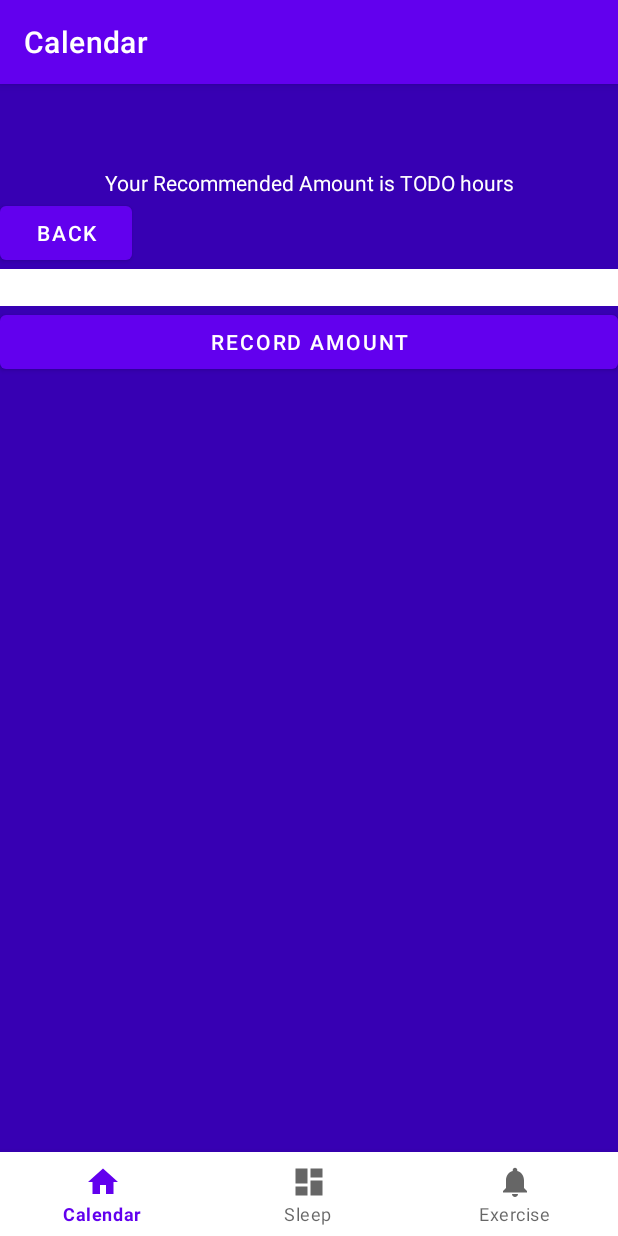
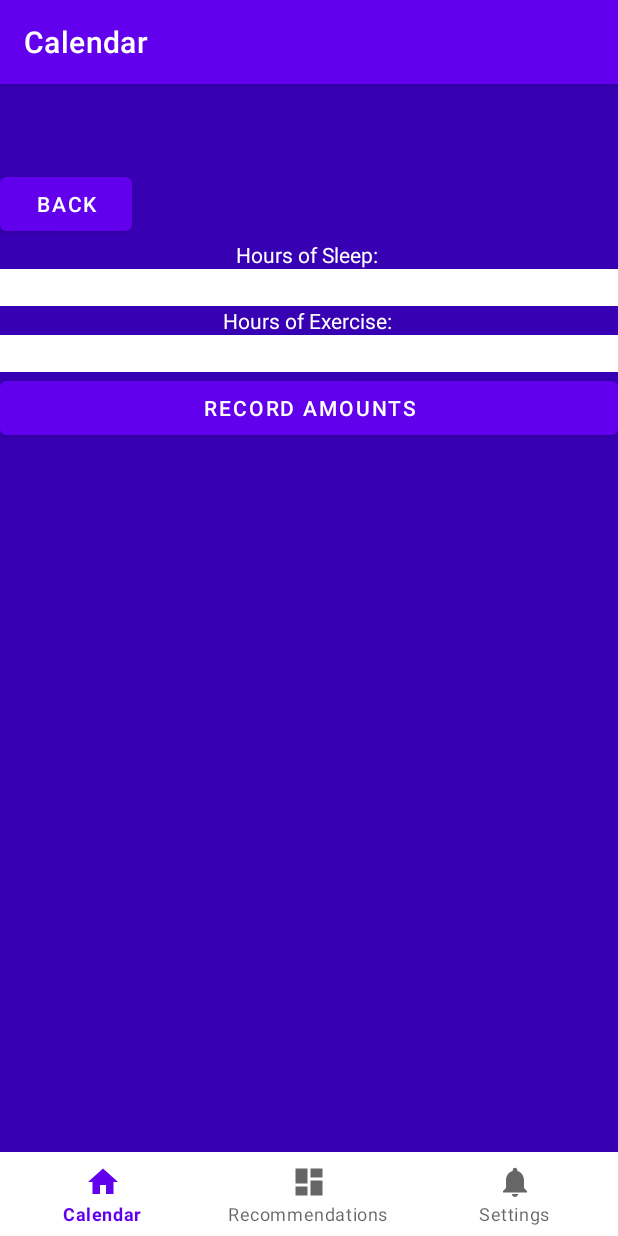
Before and after one commit to chrisgong52/CS_125, an Android app: the fragment EnterActivityFragment placed in its activity, on a phone screen of 412 x 824 dp. Run offline under Robolectric (Android 15) with nearby library versions, the phone set to English and light mode, and no system bars; our stand-ins replace navigation-ui.

Commit message:
Combined sleep and exercise page into recommendations page

```diff
--- a/app/src/main/java/com/example/cs125revamp/MainActivity.java
+++ b/app/src/main/java/com/example/cs125revamp/MainActivity.java
@@ -28,7 +28,7 @@ public class MainActivity extends AppCompatActivity {
         // Passing each menu ID as a set of Ids because each
         // menu should be considered as top level destinations.
         AppBarConfiguration appBarConfiguration = new AppBarConfiguration.Builder(
-                R.id.navigation_calendar, R.id.navigation_sleep, R.id.navigation_exercise)
+                R.id.navigation_calendar, R.id.navigation_recommendations, R.id.navigation_settings)
                 .build();
         NavController navController = Navigation.findNavController(this, R.id.nav_host_fragment_activity_main);
         NavigationUI.setupActionBarWithNavController(this, navController, appBarConfiguration);
--- a/app/src/main/java/com/example/cs125revamp/ui/sleep/EnterSleepFragment.java
+++ b/app/src/main/java/com/example/cs125revamp/ui/recommendations/EnterActivityFragment.java
@@ -1,4 +1,4 @@
-package com.example.cs125revamp.ui.sleep;
+package com.example.cs125revamp.ui.recommendations;
 
 import android.os.Bundle;
 
@@ -8,34 +8,29 @@ import android.view.LayoutInflater;
 import android.view.View;
 import android.view.ViewGroup;
 import android.widget.Button;
-import android.widget.TextView;
 
 import com.example.cs125revamp.R;
-import com.example.cs125revamp.databinding.FragmentEnterExerciseBinding;
-import com.example.cs125revamp.databinding.FragmentEnterSleepBinding;
-import com.example.cs125revamp.databinding.FragmentExerciseBinding;
-import com.example.cs125revamp.ui.exercise.EnterExerciseFragment;
-import com.example.cs125revamp.ui.exercise.ExerciseFragment;
+import com.example.cs125revamp.databinding.FragmentEnterActivityBinding;
 
 /**
  * A simple {@link Fragment} subclass.
- * Use the {@link EnterSleepFragment#newInstance} factory method to
+ * Use the {@link EnterActivityFragment#newInstance} factory method to
  * create an instance of this fragment.
  */
-public class EnterSleepFragment extends Fragment {
+public class EnterActivityFragment extends Fragment {
 
     // TODO: Rename parameter arguments, choose names that match
     // the fragment initialization parameters, e.g. ARG_ITEM_NUMBER
     private static final String ARG_PARAM1 = "param1";
     private static final String ARG_PARAM2 = "param2";
 
-    private FragmentEnterSleepBinding binding;
+    private FragmentEnterActivityBinding binding;
 
     // TODO: Rename and change types of parameters
     private String mParam1;
     private String mParam2;
 
-    public EnterSleepFragment() {
+    public EnterActivityFragment() {
         // Required empty public constructor
     }
 
@@ -48,8 +43,8 @@ public class EnterSleepFragment extends Fragment {
      * @return A new instance of fragment EnterSleepFragment.
      */
     // TODO: Rename and change types and number of parameters
-    public static EnterSleepFragment newInstance(String param1, String param2) {
-        EnterSleepFragment fragment = new EnterSleepFragment();
+    public static EnterActivityFragment newInstance(String param1, String param2) {
+        EnterActivityFragment fragment = new EnterActivityFragment();
         Bundle args = new Bundle();
         args.putString(ARG_PARAM1, param1);
         args.putString(ARG_PARAM2, param2);
@@ -70,16 +65,16 @@ public class EnterSleepFragment extends Fragment {
     public View onCreateView(LayoutInflater inflater, ViewGroup container,
                              Bundle savedInstanceState) {
         // Inflate the layout for this fragment
-        binding = FragmentEnterSleepBinding.inflate(inflater, container, false);
+        binding = FragmentEnterActivityBinding.inflate(inflater, container, false);
         View root = binding.getRoot();
 
-        Button btnBackSleep = root.findViewById(R.id.backButtonSleep);
+        Button btnBackSleep = root.findViewById(R.id.backButtonEnterInfo);
         btnBackSleep.setOnClickListener(new View.OnClickListener() {
             @Override
             public void onClick(View view) {
                 getParentFragmentManager()
                         .beginTransaction()
-                        .replace(R.id.nav_host_fragment_activity_main, new SleepFragment())
+                        .replace(R.id.nav_host_fragment_activity_main, new RecommendationsFragment())
                         .setReorderingAllowed(true)
                         .addToBackStack(null)
                         .commit();
--- a/app/src/main/java/com/example/cs125revamp/ui/sleep/SleepViewModel.java
+++ b/app/src/main/java/com/example/cs125revamp/ui/recommendations/SleepViewModel.java
@@ -1,4 +1,4 @@
-package com.example.cs125revamp.ui.sleep;
+package com.example.cs125revamp.ui.recommendations;
 
 import androidx.lifecycle.LiveData;
 import androidx.lifecycle.MutableLiveData;
--- a/app/src/main/res/layout/fragment_enter_sleep.xml
+++ b/app/src/main/res/layout/fragment_enter_activity.xml
@@ -4,44 +4,60 @@
     android:layout_width="match_parent"
     android:layout_height="match_parent"
     android:background="@color/purple_700"
-    tools:context=".ui.sleep.EnterSleepFragment">
+    tools:context=".ui.recommendations.EnterActivityFragment">
 
     <!-- TODO: Update blank fragment layout -->
-
-
     <LinearLayout
+        android:id="@+id/enter_exercise_layout"
         android:layout_width="match_parent"
         android:layout_height="match_parent"
         android:orientation="vertical">
+        <Button
+            android:id="@+id/backButtonEnterInfo"
+            android:layout_width="wrap_content"
+            android:layout_height="wrap_content"
+            android:text="Back" />
 
         <TextView
-            android:id="@+id/textView"
+            android:id="@+id/sleepLabel"
             android:layout_width="match_parent"
             android:gravity="center"
             android:layout_height="wrap_content"
-            android:text="Your Recommended Amount is TODO hours"
+            android:text="Hours of Sleep: "
             android:textColor="@color/white"
             tools:layout_editor_absoluteX="114dp"
             tools:layout_editor_absoluteY="144dp" />
 
-        <Button
-            android:id="@+id/backButtonSleep"
-            android:layout_width="wrap_content"
+        <EditText
+            android:id="@+id/sleepInput"
             android:layout_height="wrap_content"
-            android:text="Back" />
+            android:layout_width="match_parent"
+            android:background="@color/white"
+            android:inputType="text"/>
+
+        <TextView
+            android:id="@+id/exerciseLabel"
+            android:layout_width="match_parent"
+            android:gravity="center"
+            android:layout_height="wrap_content"
+            android:text="Hours of Exercise: "
+            android:textColor="@color/white"
+            tools:layout_editor_absoluteX="114dp"
+            tools:layout_editor_absoluteY="144dp" />
 
         <EditText
-            android:id="@+id/plain_text_input"
+            android:id="@+id/exerciseInput"
             android:layout_height="wrap_content"
             android:layout_width="match_parent"
             android:background="@color/white"
             android:inputType="text"/>
 
         <Button
-            android:id="@+id/button2"
+            android:id="@+id/recordButton"
             android:layout_width="match_parent"
             android:layout_height="wrap_content"
-            android:text="Record Amount" />
+            android:text="Record Amounts" />
 
     </LinearLayout>
+
 </FrameLayout>
--- a/app/src/main/res/layout/fragment_sleep.xml
+++ b/app/src/main/res/layout/fragment_recommendations.xml
@@ -5,7 +5,7 @@
     android:layout_width="match_parent"
     android:layout_height="match_parent"
     android:background="@color/purple_700"
-    tools:context=".ui.sleep.SleepFragment">
+    tools:context=".ui.recommendations.RecommendationsFragment">
 
     <LinearLayout
         android:id="@+id/sleep_layout"
@@ -31,7 +31,7 @@
             android:id="@+id/buttonEnterSleep"
             android:layout_width="wrap_content"
             android:layout_height="wrap_content"
-            android:text="Track Sleep \nfor Last Night"
+            android:text="Track Sleep and Exercise \nfor Today"
             tools:layout_editor_absoluteX="126dp"
             tools:layout_editor_absoluteY="49dp" />
 
@@ -40,7 +40,7 @@
             android:layout_width="wrap_content"
             android:layout_height="wrap_content"
             android:textColor="@color/white"
-            android:text="Your Recommended Amount:"
+            android:text="Recommendations:"
             tools:layout_editor_absoluteX="114dp"
             tools:layout_editor_absoluteY="144dp" />
 
--- a/app/src/main/res/menu/bottom_nav_menu.xml
+++ b/app/src/main/res/menu/bottom_nav_menu.xml
@@ -7,13 +7,13 @@
         android:title="@string/title_calendar" />
 
     <item
-        android:id="@+id/navigation_sleep"
+        android:id="@+id/navigation_recommendations"
         android:icon="@drawable/ic_dashboard_black_24dp"
-        android:title="@string/title_sleep" />
+        android:title="Recommendations" />
 
     <item
-        android:id="@+id/navigation_exercise"
+        android:id="@+id/navigation_settings"
         android:icon="@drawable/ic_notifications_black_24dp"
-        android:title="@string/title_exercise" />
+        android:title="Settings" />
 
 </menu>
--- a/app/src/main/res/navigation/mobile_navigation.xml
+++ b/app/src/main/res/navigation/mobile_navigation.xml
@@ -8,18 +8,18 @@
     <fragment
         android:id="@+id/navigation_calendar"
         android:name="com.example.cs125revamp.ui.calendar.CalendarFragment"
-        android:label="@string/title_calendar"
+        android:label="Calendar"
         tools:layout="@layout/fragment_calendar" />
 
     <fragment
-        android:id="@+id/navigation_sleep"
-        android:name="com.example.cs125revamp.ui.sleep.SleepFragment"
-        android:label="@string/title_sleep"
-        tools:layout="@layout/fragment_sleep" />
+        android:id="@+id/navigation_recommendations"
+        android:name="com.example.cs125revamp.ui.recommendations.RecommendationsFragment"
+        android:label="Recommendations"
+        tools:layout="@layout/fragment_recommendations" />
 
     <fragment
-        android:id="@+id/navigation_exercise"
-        android:name="com.example.cs125revamp.ui.exercise.ExerciseFragment"
-        android:label="@string/title_exercise"
-        tools:layout="@layout/fragment_exercise" />
+        android:id="@+id/navigation_settings"
+        android:name="com.example.cs125revamp.ui.settings.SettingsFragment"
+        android:label="Settings"
+        tools:layout="@layout/fragment_settings" />
 </navigation>
```
Also changed, not shown: app/src/main/java/com/example/cs125revamp/ui/exercise/EnterExerciseFragment.java (deleted, +0 -85 lines), app/src/main/java/com/example/cs125revamp/ui/exercise/ExerciseFragment.java (deleted, +0 -55 lines), app/src/main/java/com/example/cs125revamp/ui/exercise/ExerciseViewModel.java (deleted, +0 -19 lines), app/src/main/java/com/example/cs125revamp/ui/recommendations/RecommendationsFragment.java (renamed from app/src/main/java/com/example/cs125revamp/ui/sleep/SleepFragment.java, +7 -7 lines), app/src/main/java/com/example/cs125revamp/ui/settings/SettingsFragment.java (added, +37 -0 lines), app/src/main/res/layout/fragment_exercise.xml (deleted, +0 -49 lines), app/src/main/res/layout/fragment_settings.xml (renamed from app/src/main/res/layout/fragment_enter_exercise.xml, +4 -20 lines).
